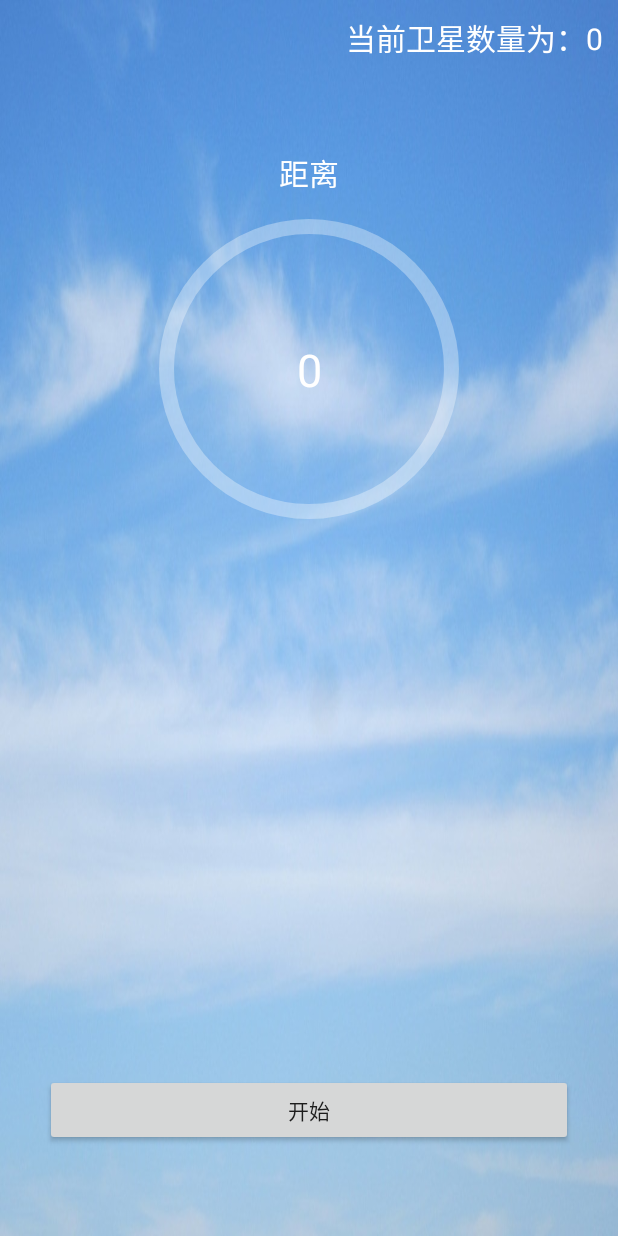
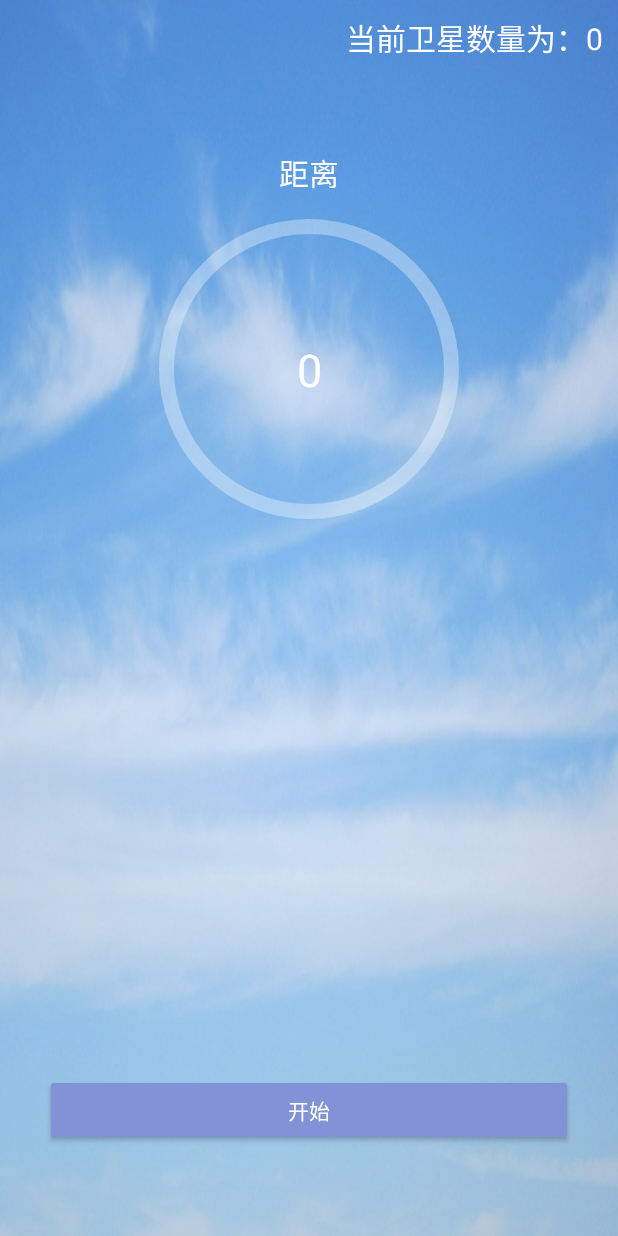
Before and after one commit to chen3/GPSExample, an Android app: the screen it shows after launch (MainActivity), on a phone screen of 412 x 824 dp. Run offline under Robolectric (Android 15) with nearby library versions, the phone set to English and light mode, and no system bars; our stand-ins replace ButterKnife; libraries missing offline, so code that uses them is left out: cn.qiditu.signalslot, permissions.dispatcher; 3 statements that could not run were skipped.

Commit message:
fix Timer bug & change button color

```diff
--- a/app/src/main/java/cn/qiditu/utility/Timer.java
+++ b/app/src/main/java/cn/qiditu/utility/Timer.java
@@ -104,9 +104,8 @@ public class Timer {
     public void stop() {
         Boolean value = active.get();
         if(value == null ? false : value) {
-            return;
+            handler.removeCallbacks(runnable);
         }
-        handler.removeCallbacks(runnable);
     }
 
     private Handler handler = new Handler();
--- a/app/src/main/res/layout/activity_main.xml
+++ b/app/src/main/res/layout/activity_main.xml
@@ -59,15 +59,16 @@
 
     <Button
         android:id="@+id/btn_start"
-        android:enabled="false"
+        style="@style/Widget.AppCompat.Button.Colored"
         android:layout_width="0dp"
         android:layout_height="wrap_content"
-        android:text="@string/start"
-        app:layout_constraintLeft_toLeftOf="parent"
-        app:layout_constraintBottom_toBottomOf="parent"
+        android:layout_marginBottom="60dp"
         android:layout_marginLeft="30dp"
         android:layout_marginRight="30dp"
-        android:layout_marginBottom="60dp"
+        android:enabled="false"
+        android:text="@string/start"
+        app:layout_constraintBottom_toBottomOf="parent"
+        app:layout_constraintLeft_toLeftOf="parent"
         app:layout_constraintRight_toRightOf="parent" />
 
 </android.support.constraint.ConstraintLayout>
--- a/app/src/main/res/values/colors.xml
+++ b/app/src/main/res/values/colors.xml
@@ -2,7 +2,7 @@
 <resources>
     <color name="colorPrimary">#3F51B5</color>
     <color name="colorPrimaryDark">#303F9F</color>
-    <color name="colorAccent">#FF4081</color>
+    <color name="colorAccent">#8192d6</color>
     <color name="circle">#55FFFFFF</color>
     <color name="statusBarColor">#4d86d4</color>
 </resources>
```
